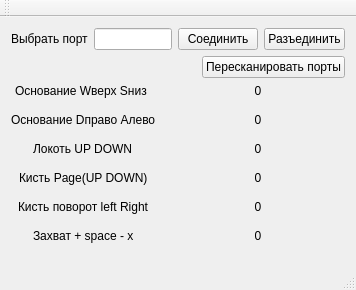
The window that leor_computer_part/Tor3n_matan/RobotCONTROL v0.1/mainwindow.ui (Tulen-incorporated/leor-dome) describes before a commit, drawn with Qt 5.
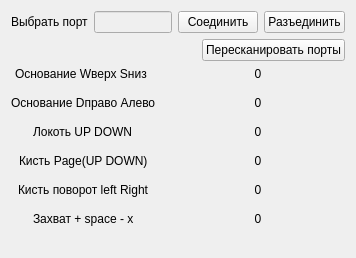
The same window after the commit.

Commit message: Исправил фокусы

```diff
--- a/leor_computer_part/Tor3n_matan/RobotCONTROL v0.1/mainwindow.ui
+++ b/leor_computer_part/Tor3n_matan/RobotCONTROL v0.1/mainwindow.ui
@@ -7,7 +7,7 @@
     <x>0</x>
     <y>0</y>
     <width>356</width>
-    <height>290</height>
+    <height>258</height>
    </rect>
   </property>
   <property name="windowTitle">
@@ -30,7 +30,11 @@
          </widget>
         </item>
         <item>
-         <widget class="QLineEdit" name="lineEdit"/>
+         <widget class="QLineEdit" name="lineEdit">
+          <property name="enabled">
+           <bool>false</bool>
+          </property>
+         </widget>
         </item>
         <item>
          <widget class="QPushButton" name="pushButton">
@@ -237,15 +241,6 @@
     </rect>
    </property>
   </widget>
-  <widget class="QToolBar" name="mainToolBar">
-   <attribute name="toolBarArea">
-    <enum>TopToolBarArea</enum>
-   </attribute>
-   <attribute name="toolBarBreak">
-    <bool>false</bool>
-   </attribute>
-  </widget>
-  <widget class="QStatusBar" name="statusBar"/>
  </widget>
  <layoutdefault spacing="6" margin="11"/>
  <resources/>
```
The commit also changes 1 other file.
